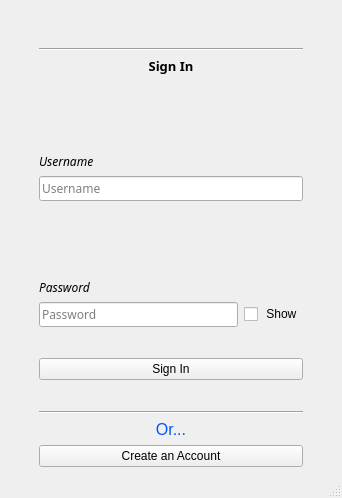
Qt form ui/signIn.ui (nfoert/jadelauncher_actionstest) before a commit.
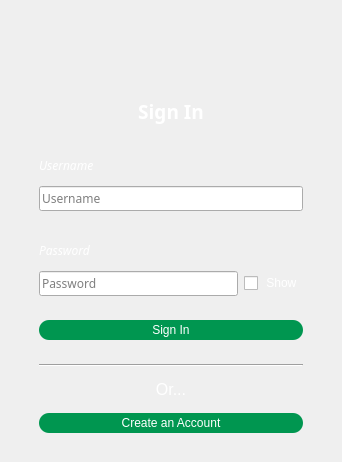
The same form after that commit. Icons and pictures are not drawn.

The edit to the form file:
```diff
--- a/ui/signIn.ui
+++ b/ui/signIn.ui
@@ -7,7 +7,7 @@
     <x>0</x>
     <y>0</y>
     <width>342</width>
-    <height>498</height>
+    <height>462</height>
    </rect>
   </property>
   <property name="windowTitle">
@@ -15,12 +15,34 @@
   </property>
   <property name="windowIcon">
    <iconset resource="../assets.qrc">
-    <normaloff>:/images/assets/jadeIcon.png</normaloff>:/images/assets/jadeIcon.png</iconset>
+    <normaloff>:/icons/assets/icons/jadeIcon.png</normaloff>:/icons/assets/icons/jadeIcon.png</iconset>
+  </property>
+  <property name="styleSheet">
+   <string notr="true">QMainWindow {
+	border-image: url(:/backgrounds/assets/backgrounds/accountBackground.png) 0 0 0 0 stretch stretch;
+}
+</string>
   </property>
   <widget class="QWidget" name="centralwidget">
    <layout class="QGridLayout" name="gridLayout">
     <item row="0" column="0">
      <layout class="QVBoxLayout" name="verticalLayout">
+      <item>
+       <spacer name="verticalSpacer_5">
+        <property name="orientation">
+         <enum>Qt::Vertical</enum>
+        </property>
+        <property name="sizeType">
+         <enum>QSizePolicy::Fixed</enum>
+        </property>
+        <property name="sizeHint" stdset="0">
+         <size>
+          <width>20</width>
+          <height>20</height>
+         </size>
+        </property>
+       </spacer>
+      </item>
       <item>
        <layout class="QHBoxLayout" name="topBox">
         <item>
@@ -44,10 +66,16 @@
             <verstretch>0</verstretch>
            </sizepolicy>
           </property>
+          <property name="minimumSize">
+           <size>
+            <width>200</width>
+            <height>30</height>
+           </size>
+          </property>
           <property name="maximumSize">
            <size>
-            <width>157</width>
-            <height>109</height>
+            <width>200</width>
+            <height>30</height>
            </size>
           </property>
           <property name="text">
@@ -76,22 +104,6 @@
         </item>
        </layout>
       </item>
-      <item>
-       <spacer name="verticalSpacer_5">
-        <property name="orientation">
-         <enum>Qt::Vertical</enum>
-        </property>
-        <property name="sizeType">
-         <enum>QSizePolicy::Fixed</enum>
-        </property>
-        <property name="sizeHint" stdset="0">
-         <size>
-          <width>20</width>
-          <height>13</height>
-         </size>
-        </property>
-       </spacer>
-      </item>
       <item>
        <layout class="QHBoxLayout" name="horizontalLayout">
         <item>
@@ -112,22 +124,18 @@
         </item>
         <item>
          <layout class="QVBoxLayout" name="mainBox">
-          <item>
-           <widget class="Line" name="line">
-            <property name="orientation">
-             <enum>Qt::Horizontal</enum>
-            </property>
-           </widget>
-          </item>
-          <item>
+          <item alignment="Qt::AlignBottom">
            <widget class="QLabel" name="mainBox_text">
             <property name="font">
              <font>
               <family>Segoe UI Light</family>
              </font>
             </property>
+            <property name="styleSheet">
+             <string notr="true">color: rgb(255, 255, 255);</string>
+            </property>
             <property name="text">
-             <string>&lt;html&gt;&lt;head/&gt;&lt;body&gt;&lt;p align=&quot;center&quot;&gt;&lt;span style=&quot; font-size:10pt; font-weight:600;&quot;&gt;Sign In&lt;/span&gt;&lt;/p&gt;&lt;/body&gt;&lt;/html&gt;</string>
+             <string>&lt;html&gt;&lt;head/&gt;&lt;body&gt;&lt;p align=&quot;center&quot;&gt;&lt;span style=&quot; font-size:14pt; font-weight:600;&quot;&gt;Sign In&lt;/span&gt;&lt;/p&gt;&lt;/body&gt;&lt;/html&gt;</string>
             </property>
            </widget>
           </item>
@@ -136,10 +144,13 @@
             <property name="orientation">
              <enum>Qt::Vertical</enum>
             </property>
+            <property name="sizeType">
+             <enum>QSizePolicy::Fixed</enum>
+            </property>
             <property name="sizeHint" stdset="0">
              <size>
               <width>20</width>
-              <height>28</height>
+              <height>20</height>
              </size>
             </property>
            </spacer>
@@ -180,8 +191,11 @@
                 <family>Segoe UI Light</family>
                </font>
               </property>
+              <property name="styleSheet">
+               <string notr="true">color: rgb(255, 255, 255);</string>
+              </property>
               <property name="text">
-               <string>&lt;html&gt;&lt;head/&gt;&lt;body&gt;&lt;p&gt;&lt;span style=&quot; font-style:italic;&quot;&gt;Username&lt;/span&gt;&lt;/p&gt;&lt;/body&gt;&lt;/html&gt;</string>
+               <string>&lt;html&gt;&lt;head/&gt;&lt;body&gt;&lt;p&gt;&lt;span style=&quot; font-size:9pt; font-style:italic;&quot;&gt;Username&lt;/span&gt;&lt;/p&gt;&lt;/body&gt;&lt;/html&gt;</string>
               </property>
              </widget>
             </item>
@@ -192,10 +206,13 @@
             <property name="orientation">
              <enum>Qt::Vertical</enum>
             </property>
+            <property name="sizeType">
+             <enum>QSizePolicy::Fixed</enum>
+            </property>
             <property name="sizeHint" stdset="0">
              <size>
               <width>20</width>
-              <height>18</height>
+              <height>20</height>
              </size>
             </property>
            </spacer>
@@ -209,6 +226,9 @@
                 <family>Segoe UI Light</family>
                </font>
               </property>
+              <property name="styleSheet">
+               <string notr="true">color: rgb(255, 255, 255);</string>
+              </property>
               <property name="text">
                <string>&lt;html&gt;&lt;head/&gt;&lt;body&gt;&lt;p&gt;&lt;span style=&quot; font-style:italic;&quot;&gt;Password&lt;/span&gt;&lt;/p&gt;&lt;/body&gt;&lt;/html&gt;</string>
               </property>
@@ -249,6 +269,9 @@
               <property name="statusTip">
                <string>Show password</string>
               </property>
+              <property name="styleSheet">
+               <string notr="true">color: rgb(255, 255, 255);</string>
+              </property>
               <property name="text">
                <string> Show</string>
               </property>
@@ -266,6 +289,9 @@
               <property name="orientation">
                <enum>Qt::Vertical</enum>
               </property>
+              <property name="sizeType">
+               <enum>QSizePolicy::Fixed</enum>
+              </property>
               <property name="sizeHint" stdset="0">
                <size>
                 <width>20</width>
@@ -276,12 +302,43 @@
             </item>
             <item>
              <widget class="QPushButton" name="signInBox_button">
+              <property name="minimumSize">
+               <size>
+                <width>0</width>
+                <height>20</height>
+               </size>
+              </property>
+              <property name="maximumSize">
+               <size>
+                <width>16777215</width>
+                <height>20</height>
+               </size>
+              </property>
               <property name="focusPolicy">
                <enum>Qt::StrongFocus</enum>
               </property>
               <property name="statusTip">
                <string>Sign in</string>
               </property>
+              <property name="styleSheet">
+               <string notr="true">QPushButton {
+	background-color: rgb(0, 150, 80);
+	border-color: rgb(0, 255, 0);
+	border-radius: 10px;
+	font: 10pt &quot;Calibri&quot;;
+	
+	color: rgb(255, 255, 255);
+}
+
+QPushButton:hover {
+	background-color: rgb(0, 170, 100);
+}
+
+QPushButton:pressed {
+	
+	background-color: rgb(0, 200, 120);
+}</string>
+              </property>
               <property name="text">
                <string>Sign In</string>
               </property>
@@ -301,6 +358,9 @@
               <property name="orientation">
                <enum>Qt::Vertical</enum>
               </property>
+              <property name="sizeType">
+               <enum>QSizePolicy::Fixed</enum>
+              </property>
               <property name="sizeHint" stdset="0">
                <size>
                 <width>20</width>
@@ -322,16 +382,50 @@
            <layout class="QVBoxLayout" name="switchWindowBox">
             <item>
              <widget class="QLabel" name="switchWindowBox_label">
+              <property name="styleSheet">
+               <string notr="true">color: rgb(255, 255, 255);</string>
+              </property>
               <property name="text">
-               <string>&lt;html&gt;&lt;head/&gt;&lt;body&gt;&lt;p align=&quot;center&quot;&gt;&lt;span style=&quot; font-size:12pt; color:#0055ff;&quot;&gt;Or...&lt;/span&gt;&lt;/p&gt;&lt;/body&gt;&lt;/html&gt;</string>
+               <string>&lt;html&gt;&lt;head/&gt;&lt;body&gt;&lt;p align=&quot;center&quot;&gt;&lt;span style=&quot; font-size:12pt;&quot;&gt;Or...&lt;/span&gt;&lt;/p&gt;&lt;/body&gt;&lt;/html&gt;</string>
               </property>
              </widget>
             </item>
             <item>
              <widget class="QPushButton" name="switchWindowBox_button">
+              <property name="minimumSize">
+               <size>
+                <width>0</width>
+                <height>20</height>
+               </size>
+              </property>
+              <property name="maximumSize">
+               <size>
+                <width>16777215</width>
+                <height>20</height>
+               </size>
+              </property>
               <property name="statusTip">
                <string>Switch to the Create Account window</string>
               </property>
+              <property name="styleSheet">
+               <string notr="true">QPushButton {
+	background-color: rgb(0, 150, 80);
+	border-color: rgb(0, 255, 0);
+	border-radius: 10px;
+	font: 10pt &quot;Calibri&quot;;
+	
+	color: rgb(255, 255, 255);
+}
+
+QPushButton:hover {
+	background-color: rgb(0, 170, 100);
+}
+
+QPushButton:pressed {
+	
+	background-color: rgb(0, 200, 120);
+}</string>
+              </property>
               <property name="text">
                <string>Create an Account</string>
               </property>
@@ -361,9 +455,24 @@
       </item>
      </layout>
     </item>
+    <item row="1" column="0">
+     <spacer name="verticalSpacer_6">
+      <property name="orientation">
+       <enum>Qt::Vertical</enum>
+      </property>
+      <property name="sizeType">
+       <enum>QSizePolicy::Fixed</enum>
+      </property>
+      <property name="sizeHint" stdset="0">
+       <size>
+        <width>20</width>
+        <height>20</height>
+       </size>
+      </property>
+     </spacer>
+    </item>
    </layout>
   </widget>
-  <widget class="QStatusBar" name="statusbar"/>
  </widget>
  <resources>
   <include location="../assets.qrc"/>
```
Left out of the diff: 2 changed lines with no effect on the pictures.
